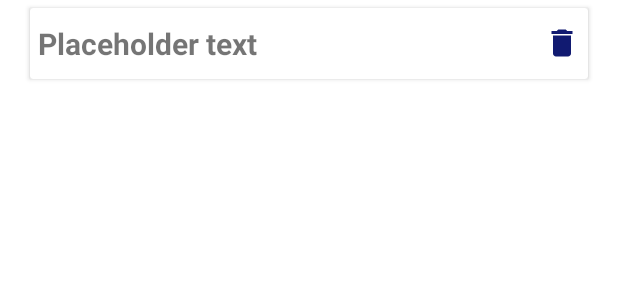
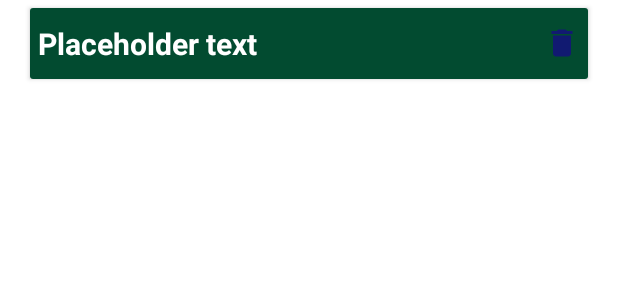
Before and after one commit to Ferasj/JeMappelle, an Android app: the layout item_tag_parent.xml on its own in the app's theme, with its tools: preview values and no code run, on a phone screen of 412 x 824 dp. Shown: the top 300 px of the screen. Run offline under Robolectric (Android 15) with nearby library versions, the phone set to English and light mode, and no system bars.

Commit message:
Fixed dark green and changed tag background and text color from white/gray to dark green/white

```diff
--- a/app/src/main/res/layout/item_name.xml
+++ b/app/src/main/res/layout/item_name.xml
@@ -6,7 +6,7 @@
     android:layout_height="wrap_content"
     android:layout_marginHorizontal="7dp"
     android:layout_marginTop="15dp"
-    android:background="@color/white"
+    android:background="@color/dark_green"
     app:cardCornerRadius="10dp">
 
     <LinearLayout
--- a/app/src/main/res/layout/item_tag_parent.xml
+++ b/app/src/main/res/layout/item_tag_parent.xml
@@ -10,6 +10,7 @@
     <LinearLayout
         android:layout_width="match_parent"
         android:layout_height="match_parent"
+        android:background="@color/dark_green"
         android:orientation="horizontal">
 
         <TextView
@@ -20,6 +21,7 @@
             tools:text="Placeholder text"
             android:layout_marginHorizontal="5dp"
             android:paddingVertical="10dp"
+            android:textColor="@color/white"
             android:textStyle="bold"
             android:textSize="20sp"/>
 
```
Also changed, not shown: app/src/main/res/layout/item_tag.xml (+7 -0 lines).
